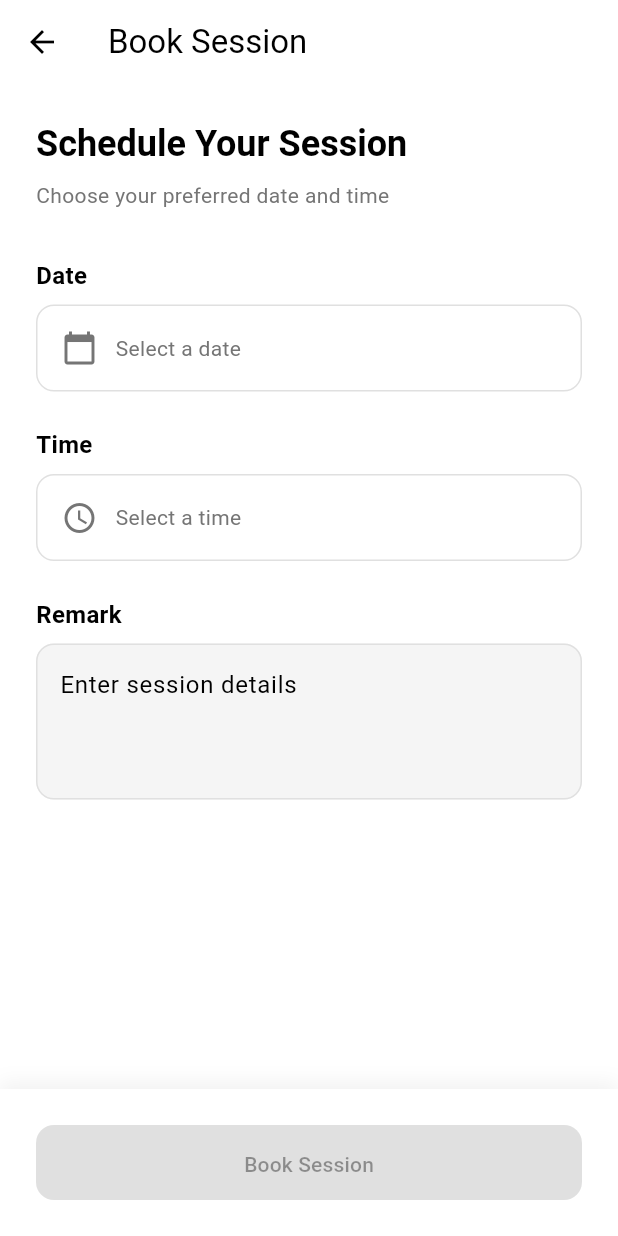
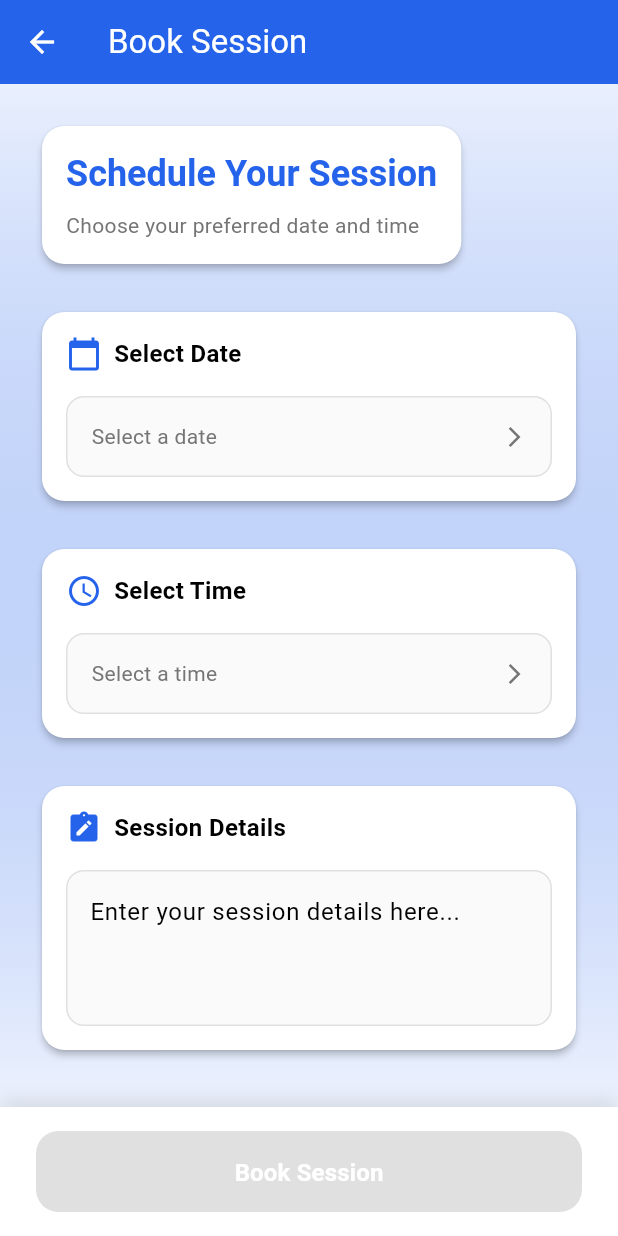
Before and after one commit to Prateek0001/GakudoAi, a Flutter app: the BookingScreen screen opened directly, on a phone screen of 412 x 824 dp. Run offline on Flutter 3.47's test engine with Material 3 defaults, Android fonts, the phone set to English and light mode, and no system bars; our stand-ins replace equatable, flutter_bloc, flutter_markdown, flutter_screenutil, intl_phone_field, shared_preferences and 1 more; missing offline and left inert: razorpay_flutter; accounts and stored records are empty.

Commit message:
Updated UI for booking_screen.dart

```diff
--- a/lib/screens/booking_screen.dart
+++ b/lib/screens/booking_screen.dart
@@ -27,6 +27,8 @@ class _BookingScreenState extends State<BookingScreen> {
       appBar: AppBar(
         title: const Text('Book Session'),
         elevation: 0,
+        backgroundColor: Theme.of(context).primaryColor,
+        foregroundColor: Colors.white,
       ),
       body: BlocListener<PaymentBloc, PaymentState>(
         listener: (context, paymentState) {
@@ -40,7 +42,8 @@ class _BookingScreenState extends State<BookingScreen> {
             );
           }
           // Handle other payment states if needed
-      },child: BlocConsumer<BookingBloc, BookingState>(
+        },
+        child: BlocConsumer<BookingBloc, BookingState>(
           listener: (context, state) {
             if (state is BookingErrorState) {
               ScaffoldMessenger.of(context).showSnackBar(
@@ -58,16 +61,37 @@ class _BookingScreenState extends State<BookingScreen> {
           builder: (context, state) {
             return Stack(
               children: [
-              SingleChildScrollView(
+                Container(
+                  decoration: BoxDecoration(
+                    gradient: LinearGradient(
+                      begin: Alignment.topCenter,
+                      end: Alignment.bottomCenter,
+                      colors: [
+                        Theme.of(context).primaryColor.withOpacity(0.1),
+                        Colors.white,
+                      ],
+                    ),
+                  ),
+                  child: SingleChildScrollView(
                     padding: const EdgeInsets.all(24),
+                    child: Column(
+                      crossAxisAlignment: CrossAxisAlignment.start,
+                      children: [
+                        Card(
+                          elevation: 2,
+                          shape: RoundedRectangleBorder(
+                            borderRadius: BorderRadius.circular(15),
+                          ),
+                          child: Padding(
+                            padding: const EdgeInsets.all(16),
                             child: Column(
                               crossAxisAlignment: CrossAxisAlignment.start,
                               children: [
                                 Text(
                                   'Schedule Your Session',
-                      style:
-                          Theme.of(context).textTheme.headlineSmall?.copyWith(
+                                  style: Theme.of(context).textTheme.headlineSmall?.copyWith(
                                     fontWeight: FontWeight.bold,
+                                    color: Theme.of(context).primaryColor,
                                   ),
                                 ),
                                 const SizedBox(height: 8),
@@ -77,25 +101,221 @@ class _BookingScreenState extends State<BookingScreen> {
                                     color: Colors.grey[600],
                                   ),
                                 ),
-                    const SizedBox(height: 32),
+                              ],
+                            ),
+                          ),
+                        ),
+                        const SizedBox(height: 24),
                         _buildDatePicker(context),
                         const SizedBox(height: 24),
                         _buildTimePicker(context),
                         const SizedBox(height: 24),
                         _buildRemarkField(),
-                    const SizedBox(height: 48),
+                        const SizedBox(height: 80),
                       ],
                     ),
                   ),
-              Align(
+                ),
+                _buildBottomButton(context, state),
+              ],
+            );
+          },
+        ),
+      ),
+    );
+  }
+
+  Widget _buildDatePicker(BuildContext context) {
+    return Card(
+      elevation: 2,
+      shape: RoundedRectangleBorder(
+        borderRadius: BorderRadius.circular(15),
+      ),
+      child: Padding(
+        padding: const EdgeInsets.all(16),
+        child: Column(
+          crossAxisAlignment: CrossAxisAlignment.start,
+          children: [
+            Row(
+              children: [
+                Icon(Icons.calendar_today,
+                  color: Theme.of(context).primaryColor,
+                ),
+                const SizedBox(width: 8),
+                const Text(
+                  'Select Date',
+                  style: TextStyle(
+                    fontSize: 16,
+                    fontWeight: FontWeight.bold,
+                  ),
+                ),
+              ],
+            ),
+            const SizedBox(height: 16),
+            InkWell(
+              onTap: () => _selectDate(context),
+              child: Container(
+                padding: const EdgeInsets.all(16),
+                decoration: BoxDecoration(
+                  border: Border.all(color: Colors.grey.shade300),
+                  borderRadius: BorderRadius.circular(12),
+                  color: Colors.grey.shade50,
+                ),
+                child: Row(
+                  mainAxisAlignment: MainAxisAlignment.spaceBetween,
+                  children: [
+                    Text(
+                      _selectedDate != null
+                          ? '${_selectedDate!.day}/${_selectedDate!.month}/${_selectedDate!.year}'
+                          : 'Select a date',
+                      style: TextStyle(
+                        color: _selectedDate != null
+                            ? Colors.black87
+                            : Colors.grey[600],
+                      ),
+                    ),
+                    Icon(Icons.arrow_forward_ios,
+                      size: 16,
+                      color: Colors.grey[600],
+                    ),
+                  ],
+                ),
+              ),
+            ),
+          ],
+        ),
+      ),
+    );
+  }
+
+  Widget _buildTimePicker(BuildContext context) {
+    return Card(
+      elevation: 2,
+      shape: RoundedRectangleBorder(
+        borderRadius: BorderRadius.circular(15),
+      ),
+      child: Padding(
+        padding: const EdgeInsets.all(16),
+        child: Column(
+          crossAxisAlignment: CrossAxisAlignment.start,
+          children: [
+            Row(
+              children: [
+                Icon(Icons.access_time,
+                  color: Theme.of(context).primaryColor,
+                ),
+                const SizedBox(width: 8),
+                const Text(
+                  'Select Time',
+                  style: TextStyle(
+                    fontSize: 16,
+                    fontWeight: FontWeight.bold,
+                  ),
+                ),
+              ],
+            ),
+            const SizedBox(height: 16),
+            InkWell(
+              onTap: () => _selectTime(context),
+              child: Container(
+                padding: const EdgeInsets.all(16),
+                decoration: BoxDecoration(
+                  border: Border.all(color: Colors.grey.shade300),
+                  borderRadius: BorderRadius.circular(12),
+                  color: Colors.grey.shade50,
+                ),
+                child: Row(
+                  mainAxisAlignment: MainAxisAlignment.spaceBetween,
+                  children: [
+                    Text(
+                      _selectedTime != null
+                          ? '${_selectedTime!.hour.toString().padLeft(2, '0')}:${_selectedTime!.minute.toString().padLeft(2, '0')}'
+                          : 'Select a time',
+                      style: TextStyle(
+                        color: _selectedTime != null
+                            ? Colors.black87
+                            : Colors.grey[600],
+                      ),
+                    ),
+                    Icon(Icons.arrow_forward_ios,
+                      size: 16,
+                      color: Colors.grey[600],
+                    ),
+                  ],
+                ),
+              ),
+            ),
+          ],
+        ),
+      ),
+    );
+  }
+
+  Widget _buildRemarkField() {
+    return Card(
+      elevation: 2,
+      shape: RoundedRectangleBorder(
+        borderRadius: BorderRadius.circular(15),
+      ),
+      child: Padding(
+        padding: const EdgeInsets.all(16),
+        child: Column(
+          crossAxisAlignment: CrossAxisAlignment.start,
+          children: [
+            Row(
+              children: [
+                Icon(Icons.note_alt,
+                  color: Theme.of(context).primaryColor,
+                ),
+                const SizedBox(width: 8),
+                const Text(
+                  'Session Details',
+                  style: TextStyle(
+                    fontSize: 16,
+                    fontWeight: FontWeight.bold,
+                  ),
+                ),
+              ],
+            ),
+            const SizedBox(height: 16),
+            TextField(
+              controller: _remarkController,
+              decoration: InputDecoration(
+                hintText: 'Enter your session details here...',
+                filled: true,
+                fillColor: Colors.grey.shade50,
+                border: OutlineInputBorder(
+                  borderRadius: BorderRadius.circular(12),
+                  borderSide: BorderSide(color: Colors.grey.shade300),
+                ),
+                enabledBorder: OutlineInputBorder(
+                  borderRadius: BorderRadius.circular(12),
+                  borderSide: BorderSide(color: Colors.grey.shade300),
+                ),
+                focusedBorder: OutlineInputBorder(
+                  borderRadius: BorderRadius.circular(12),
+                  borderSide: BorderSide(color: Theme.of(context).primaryColor),
+                ),
+              ),
+              maxLines: 3,
+              onChanged: (_) => setState(() {}),
+            ),
+          ],
+        ),
+      ),
+    );
+  }
+
+  Widget _buildBottomButton(BuildContext context, BookingState state) {
+    return Align(
       alignment: Alignment.bottomCenter,
       child: Container(
-                  padding: const EdgeInsets.all(24),
+        padding: const EdgeInsets.symmetric(horizontal: 24, vertical: 16),
         decoration: BoxDecoration(
           color: Theme.of(context).scaffoldBackgroundColor,
           boxShadow: [
             BoxShadow(
-                        color: Colors.black.withOpacity(0.05),
+              color: Colors.black.withOpacity(0.1),
               blurRadius: 10,
               offset: const Offset(0, -5),
             ),
@@ -107,20 +327,22 @@ class _BookingScreenState extends State<BookingScreen> {
             final canBook = _canBook();
             return SizedBox(
               width: double.infinity,
-                        height: 50,
+              height: 54,
               child: ElevatedButton(
                 onPressed: state is BookingLoadingState || !canBook
                     ? null
                     : () => _createBooking(context),
                 style: ElevatedButton.styleFrom(
                   shape: RoundedRectangleBorder(
-                              borderRadius: BorderRadius.circular(12),
+                    borderRadius: BorderRadius.circular(15),
                   ),
+                  backgroundColor: Theme.of(context).primaryColor,
+                  elevation: 2,
                 ),
                 child: state is BookingLoadingState
                     ? const SizedBox(
-                                  height: 20,
-                                  width: 20,
+                        height: 24,
+                        width: 24,
                         child: CircularProgressIndicator(
                           strokeWidth: 2,
                           valueColor: AlwaysStoppedAnimation<Color>(
@@ -128,141 +350,31 @@ class _BookingScreenState extends State<BookingScreen> {
                           ),
                         ),
                       )
-                              : const Text('Book Session'),
+                    : const Text(
+                        'Book Session',
+                        style: TextStyle(
+                          fontSize: 16,
+                          fontWeight: FontWeight.bold,
+                          color: Colors.white
+                        ),
+                      ),
               ),
             );
           },
         ),
       ),
-              ),
-            ],
-          );
-        },
-      )),
-    );
-  }
-
-  Widget _buildDatePicker(BuildContext context) {
-    return Column(
-      crossAxisAlignment: CrossAxisAlignment.start,
-      children: [
-        const Text(
-          'Date',
-          style: TextStyle(
-            fontSize: 16,
-            fontWeight: FontWeight.bold,
-          ),
-        ),
-        const SizedBox(height: 8),
-        InkWell(
-          onTap: () => _selectDate(context),
-          child: Container(
-            padding: const EdgeInsets.all(16),
-            decoration: BoxDecoration(
-              border: Border.all(color: Colors.grey.shade300),
-              borderRadius: BorderRadius.circular(12),
-            ),
-            child: Row(
-              children: [
-                Icon(Icons.calendar_today, color: Colors.grey[600]),
-                const SizedBox(width: 12),
-                Text(
-                  _selectedDate != null
-                      ? '${_selectedDate!.day}/${_selectedDate!.month}/${_selectedDate!.year}'
-                      : 'Select a date',
-                  style: TextStyle(
-                    color: _selectedDate != null
-                        ? Colors.black87
-                        : Colors.grey[600],
-                  ),
-                ),
-              ],
-            ),
-          ),
-        ),
-      ],
-    );
-  }
-
-  Widget _buildTimePicker(BuildContext context) {
-    return Column(
-      crossAxisAlignment: CrossAxisAlignment.start,
-      children: [
-        const Text(
-          'Time',
-          style: TextStyle(
-            fontSize: 16,
-            fontWeight: FontWeight.bold,
-          ),
-        ),
-        const SizedBox(height: 8),
-        InkWell(
-          onTap: () => _selectTime(context),
-          child: Container(
-            padding: const EdgeInsets.all(16),
-            decoration: BoxDecoration(
-              border: Border.all(color: Colors.grey.shade300),
-              borderRadius: BorderRadius.circular(12),
-            ),
-            child: Row(
-              children: [
-                Icon(Icons.access_time, color: Colors.grey[600]),
-                const SizedBox(width: 12),
-                Text(
-                  _selectedTime != null
-                      ? '${_selectedTime!.hour.toString().padLeft(2, '0')}:${_selectedTime!.minute.toString().padLeft(2, '0')}'
-                      : 'Select a time',
-                  style: TextStyle(
-                    color: _selectedTime != null
-                        ? Colors.black87
-                        : Colors.grey[600],
-                  ),
-                ),
-              ],
-            ),
-          ),
-        ),
-      ],
-    );
-  }
-
-  Widget _buildRemarkField() {
-    return Column(
-      crossAxisAlignment: CrossAxisAlignment.start,
-      children: [
-        const Text(
-          'Remark',
-          style: TextStyle(
-            fontSize: 16,
-            fontWeight: FontWeight.bold,
-          ),
-        ),
-        const SizedBox(height: 8),
-        TextField(
-          controller: _remarkController,
-          decoration: InputDecoration(
-            hintText: 'Enter session details',
-            border: OutlineInputBorder(
-              borderRadius: BorderRadius.circular(12),
-              borderSide: BorderSide(color: Colors.grey.shade300),
-            ),
-            enabledBorder: OutlineInputBorder(
-              borderRadius: BorderRadius.circular(12),
-              borderSide: BorderSide(color: Colors.grey.shade300),
-            ),
-          ),
-          maxLines: 3,
-          onChanged: (_) => setState(() {}), // Trigger rebuild for button state
-        ),
-      ],
     );
   }
 
   Future<void> _selectDate(BuildContext context) async {
+    // Get tomorrow's date at the start of the day
+    final tomorrow = DateTime.now().add(const Duration(days: 2));
+    final initialDate = DateTime(tomorrow.year, tomorrow.month, tomorrow.day);
+
     final DateTime? picked = await showDatePicker(
       context: context,
-      initialDate: DateTime.now().add(const Duration(days: 1)),
-      firstDate: DateTime.now(),
+      initialDate: initialDate,
+      firstDate: initialDate, // Set minimum date to tomorrow
       lastDate: DateTime.now().add(const Duration(days: 30)),
     );
     if (picked != null) {
```
Lines whose indentation alone changed are shown as unchanged.
